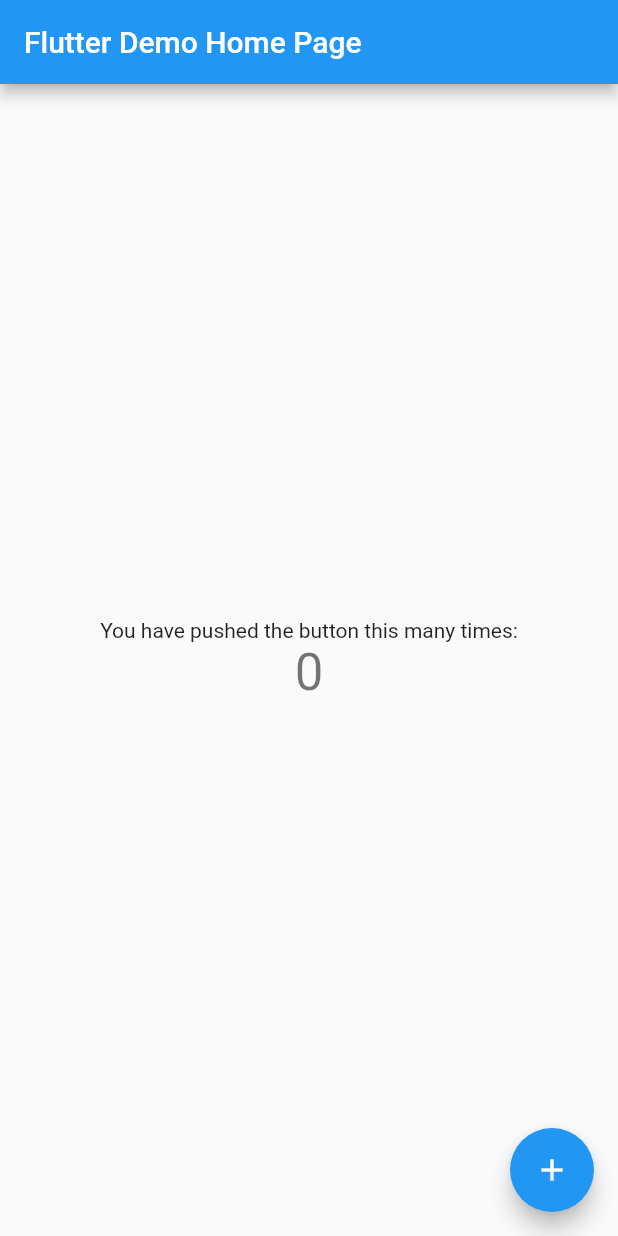
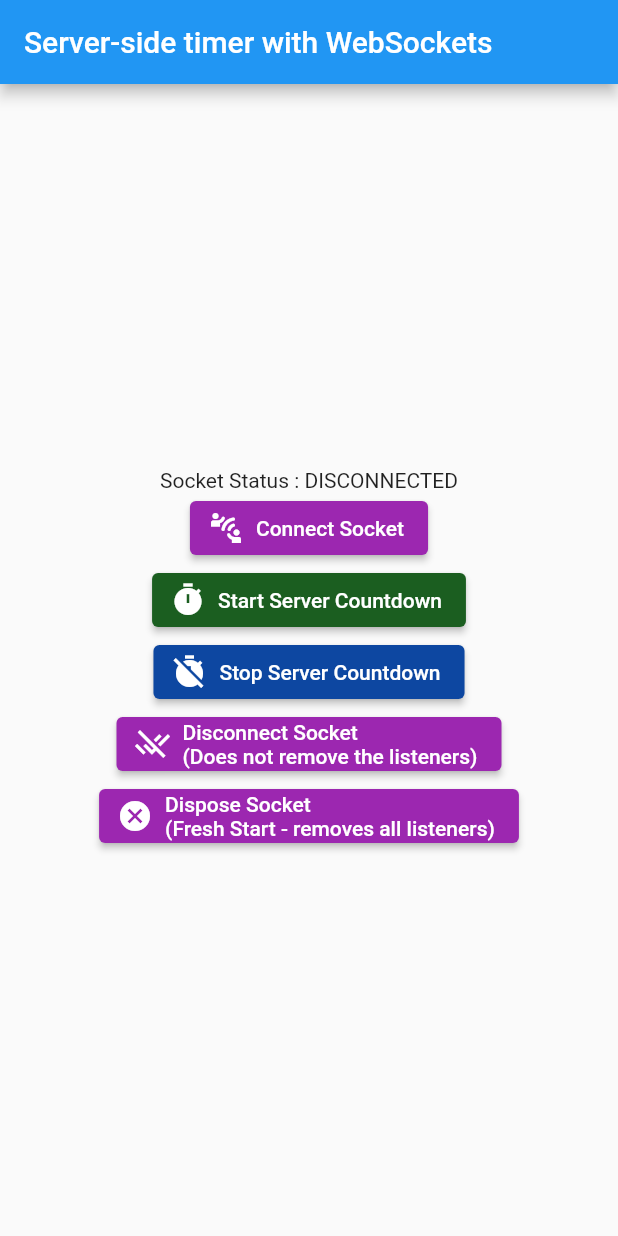
Before and after one commit to RukshanJS/websockets-nestjs-flutter, a Flutter app: the screen it shows after launch, on a phone screen of 412 x 824 dp. Run offline on Flutter 3.47's test engine with Material 2 defaults, Android fonts, the phone set to English and light mode, and no system bars; our stand-ins replace socket_io_client.

Commit message:
feat(sockets): added websockets to flutter

```diff
--- a/frontend/server_timer_frontend/lib/main.dart
+++ b/frontend/server_timer_frontend/lib/main.dart
@@ -1,4 +1,8 @@
 import 'package:flutter/material.dart';
+
+import 'sockets/socket_service.dart';
+import 'sockets/stream_socket.dart';
+import 'sockets/timer_service.dart';
 
 void main() {
   runApp(const MyApp());
@@ -7,39 +11,20 @@ void main() {
 class MyApp extends StatelessWidget {
   const MyApp({Key? key}) : super(key: key);
 
-  // This widget is the root of your application.
   @override
   Widget build(BuildContext context) {
     return MaterialApp(
       title: 'Flutter Demo',
       theme: ThemeData(
-        // This is the theme of your application.
-        //
-        // Try running your application with "flutter run". You'll see the
-        // application has a blue toolbar. Then, without quitting the app, try
-        // changing the primarySwatch below to Colors.green and then invoke
-        // "hot reload" (press "r" in the console where you ran "flutter run",
-        // or simply save your changes to "hot reload" in a Flutter IDE).
-        // Notice that the counter didn't reset back to zero; the application
-        // is not restarted.
         primarySwatch: Colors.blue,
       ),
-      home: const MyHomePage(title: 'Flutter Demo Home Page'),
+      home: const MyHomePage(title: 'Server-side timer with WebSockets'),
     );
   }
 }
 
 class MyHomePage extends StatefulWidget {
   const MyHomePage({Key? key, required this.title}) : super(key: key);
-
-  // This widget is the home page of your application. It is stateful, meaning
-  // that it has a State object (defined below) that contains fields that affect
-  // how it looks.
-
-  // This class is the configuration for the state. It holds the values (in this
-  // case the title) provided by the parent (in this case the App widget) and
-  // used by the build method of the State. Fields in a Widget subclass are
-  // always marked "final".
 
   final String title;
 
@@ -48,68 +33,116 @@ class MyHomePage extends StatefulWidget {
 }
 
 class _MyHomePageState extends State<MyHomePage> {
-  int _counter = 0;
-
-  void _incrementCounter() {
-    setState(() {
-      // This call to setState tells the Flutter framework that something has
-      // changed in this State, which causes it to rerun the build method below
-      // so that the display can reflect the updated values. If we changed
-      // _counter without calling setState(), then the build method would not be
-      // called again, and so nothing would appear to happen.
-      _counter++;
-    });
+  // This is to convert the time in seconds to a string with the format '00:00'.
+  String _convertToDisplayTime(Duration duration) {
+    String twoDigits(int n) => n.toString().padLeft(2, "0");
+    String twoDigitMinutes = twoDigits(duration.inMinutes.remainder(60));
+    String twoDigitSeconds = twoDigits(duration.inSeconds.remainder(60));
+    if (duration.inHours == 0) {
+      return "$twoDigitMinutes:$twoDigitSeconds";
+    }
+    return "${twoDigits(duration.inHours)}:$twoDigitMinutes:$twoDigitSeconds";
   }
 
   @override
   Widget build(BuildContext context) {
-    // This method is rerun every time setState is called, for instance as done
-    // by the _incrementCounter method above.
-    //
-    // The Flutter framework has been optimized to make rerunning build methods
-    // fast, so that you can just rebuild anything that needs updating rather
-    // than having to individually change instances of widgets.
     return Scaffold(
       appBar: AppBar(
-        // Here we take the value from the MyHomePage object that was created by
-        // the App.build method, and use it to set our appbar title.
         title: Text(widget.title),
       ),
       body: Center(
-        // Center is a layout widget. It takes a single child and positions it
-        // in the middle of the parent.
         child: Column(
-          // Column is also a layout widget. It takes a list of children and
-          // arranges them vertically. By default, it sizes itself to fit its
-          // children horizontally, and tries to be as tall as its parent.
-          //
-          // Invoke "debug painting" (press "p" in the console, choose the
-          // "Toggle Debug Paint" action from the Flutter Inspector in Android
-          // Studio, or the "Toggle Debug Paint" command in Visual Studio Code)
-          // to see the wireframe for each widget.
-          //
-          // Column has various properties to control how it sizes itself and
-          // how it positions its children. Here we use mainAxisAlignment to
-          // center the children vertically; the main axis here is the vertical
-          // axis because Columns are vertical (the cross axis would be
-          // horizontal).
           mainAxisAlignment: MainAxisAlignment.center,
           children: <Widget>[
-            const Text(
-              'You have pushed the button this many times:',
+            (SocketService.socket != null && SocketService.socket!.connected)
+                ? StreamBuilder(
+                    stream: streamSocket.getResponse,
+                    builder: (context, snapshot) {
+                      if (snapshot.hasData) {
+                        if (snapshot.data.toString() == "0") {
+                          return const Text("Socket Status : TICKING TIMEOUT");
+                        } else {
+                          return Text(
+                            'Socket Status : TIMER TICKING - ${_convertToDisplayTime(
+                              Duration(
+                                seconds: int.parse(snapshot.data.toString()),
+                              ),
+                            ).toString()}',
+                          );
+                        }
+                      } else {
+                        if (SocketService.socket!.connected) {
+                          return const Text("Socket Status : CONNECTED");
+                        } else {
+                          return const Text("Socket Status : DISCONNECTED");
+                        }
+                      }
+                    },
+                  )
+                : const Text('Socket Status : DISCONNECTED'),
+            ElevatedButton.icon(
+              onPressed: () {
+                // Populate these two values with your own values.
+                // Get token from Firebase Auth or other authentication service.
+                // Get deviceId using `device_info_plus` package.
+                SocketService.connectAndListenToSocket('token', 'deviceId'); // Start a socket channel with the server.
+
+                // Update the UI when anything change in the socket.
+                SocketService.socket!.onAny((event, data) {
+                  setState(() {});
+                });
+              },
+              label: const Text('Connect Socket'),
+              icon: const Icon(Icons.connect_without_contact_rounded),
+              style: ElevatedButton.styleFrom(
+                primary: Colors.purple,
+              ),
             ),
-            Text(
-              '$_counter',
-              style: Theme.of(context).textTheme.headline4,
+            ElevatedButton.icon(
+              onPressed: () {
+                TimerService.startServerTimer(20); // Start the server-side timer with 10 seconds.
+              },
+              label: const Text('Start Server Countdown'),
+              icon: const Icon(Icons.timer),
+              style: ElevatedButton.styleFrom(
+                primary: Colors.green[900],
+              ),
+            ),
+            ElevatedButton.icon(
+              onPressed: () {
+                TimerService.stopServerTimer();
+              },
+              label: const Text('Stop Server Countdown'),
+              icon: const Icon(Icons.timer_off),
+              style: ElevatedButton.styleFrom(
+                primary: Colors.blue[900],
+              ),
+            ),
+            ElevatedButton.icon(
+              onPressed: () {
+                // Disconnect from the socket. (Does not remove the listeners.)
+                SocketService.disconnectSocket();
+              },
+              label: const Text('Disconnect Socket\n(Does not remove the listeners)'),
+              icon: const Icon(Icons.remove_done),
+              style: ElevatedButton.styleFrom(
+                primary: Colors.purple,
+              ),
+            ),
+            ElevatedButton.icon(
+              onPressed: () {
+                // Disconnect the socket and remove the listeners.
+                SocketService.disposeSocket();
+              },
+              label: const Text('Dispose Socket\n(Fresh Start - removes all listeners)'),
+              icon: const Icon(Icons.cancel),
+              style: ElevatedButton.styleFrom(
+                primary: Colors.purple,
+              ),
             ),
           ],
         ),
       ),
-      floatingActionButton: FloatingActionButton(
-        onPressed: _incrementCounter,
-        tooltip: 'Increment',
-        child: const Icon(Icons.add),
-      ), // This trailing comma makes auto-formatting nicer for build methods.
     );
   }
 }
--- /dev/null
+++ b/frontend/server_timer_frontend/lib/sockets/socket_events.dart
@@ -0,0 +1,5 @@
+enum TimerEvents {
+  tick,
+  timerStart,
+  timerStop,
+}
--- /dev/null
+++ b/frontend/server_timer_frontend/lib/sockets/socket_service.dart
@@ -0,0 +1,51 @@
+import 'package:socket_io_client/socket_io_client.dart';
+
+import 'socket_events.dart';
+import 'stream_socket.dart';
+
+class SocketService {
+  static Socket? socket;
+
+  static connectAndListenToSocket(String authToken, String deviceId) {
+    socket = io(
+        'http://192.168.X.X:3000', // todo-Replace with your network IP
+        OptionBuilder()
+            .setTransports(['websocket'])
+            .setAuth({
+              'token': 'Bearer $authToken',
+            })
+            .setQuery({
+              'deviceId': deviceId,
+            })
+            .disableAutoConnect()
+            .build());
+
+    if (!socket!.connected) {
+      socket!.connect();
+      print('connecting....');
+    }
+
+    socket!.onConnect((_) {
+      print('connected and listening to socket!.');
+    });
+
+    socket!.onDisconnect((_) => print('disconnected from socket!.'));
+
+    socket!.onError((data) => print(data));
+
+    socket!.onConnectError((data) => {print(data)});
+
+    // When the message event 'tick' received from server, that data is added to a stream 'streamSocket'.
+    socket!.on(TimerEvents.tick.toString().split('.').last, (data) {
+      streamSocket.addResponse(data['timer'].toString());
+    });
+  }
+
+  static disconnectSocket() async {
+    socket!.disconnect();
+  }
+
+  static disposeSocket() async {
+    socket!.dispose();
+  }
+}
--- /dev/null
+++ b/frontend/server_timer_frontend/lib/sockets/timer_service.dart
@@ -0,0 +1,23 @@
+import 'socket_events.dart';
+import 'socket_service.dart';
+
+class TimerService {
+  // Timer methods.
+  static startServerTimer(int duration) {
+    if (SocketService.socket!.connected) {
+      SocketService.socket!.emit(TimerEvents.timerStart.toString().split('.').last, {
+        "dur": duration,
+      });
+    } else {
+      print("No socket connection found.");
+    }
+  }
+
+  static stopServerTimer() {
+    if (SocketService.socket!.connected) {
+      SocketService.socket!.emit(TimerEvents.timerStop.toString().split('.').last);
+    } else {
+      print("No socket connection found.");
+    }
+  }
+}
--- a/frontend/server_timer_frontend/pubspec.yaml
+++ b/frontend/server_timer_frontend/pubspec.yaml
@@ -34,6 +34,7 @@ dependencies:
   # The following adds the Cupertino Icons font to your application.
   # Use with the CupertinoIcons class for iOS style icons.
   cupertino_icons: ^1.0.2
+  socket_io_client: ^2.0.0
 
 dev_dependencies:
   flutter_test:
```
Also changed, not shown: frontend/server_timer_frontend/lib/sockets/stream_socket.dart (added, +9 -0 lines), frontend/server_timer_frontend/pubspec.lock.
